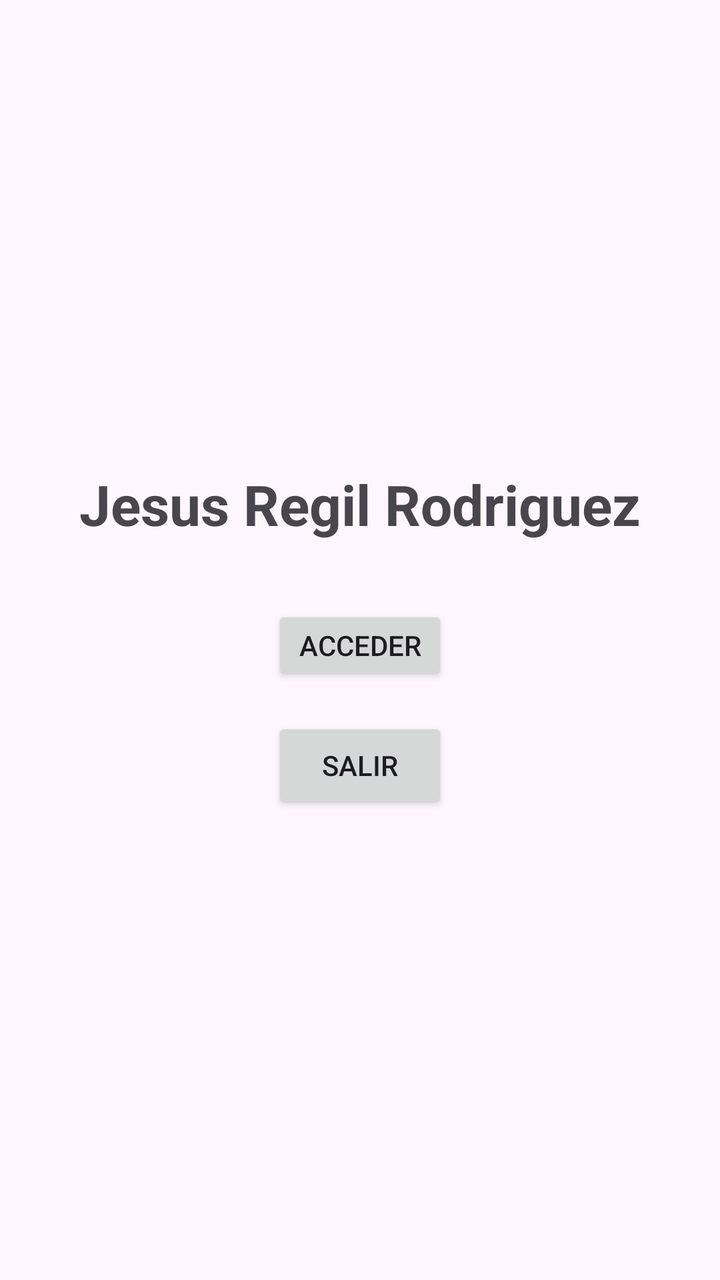
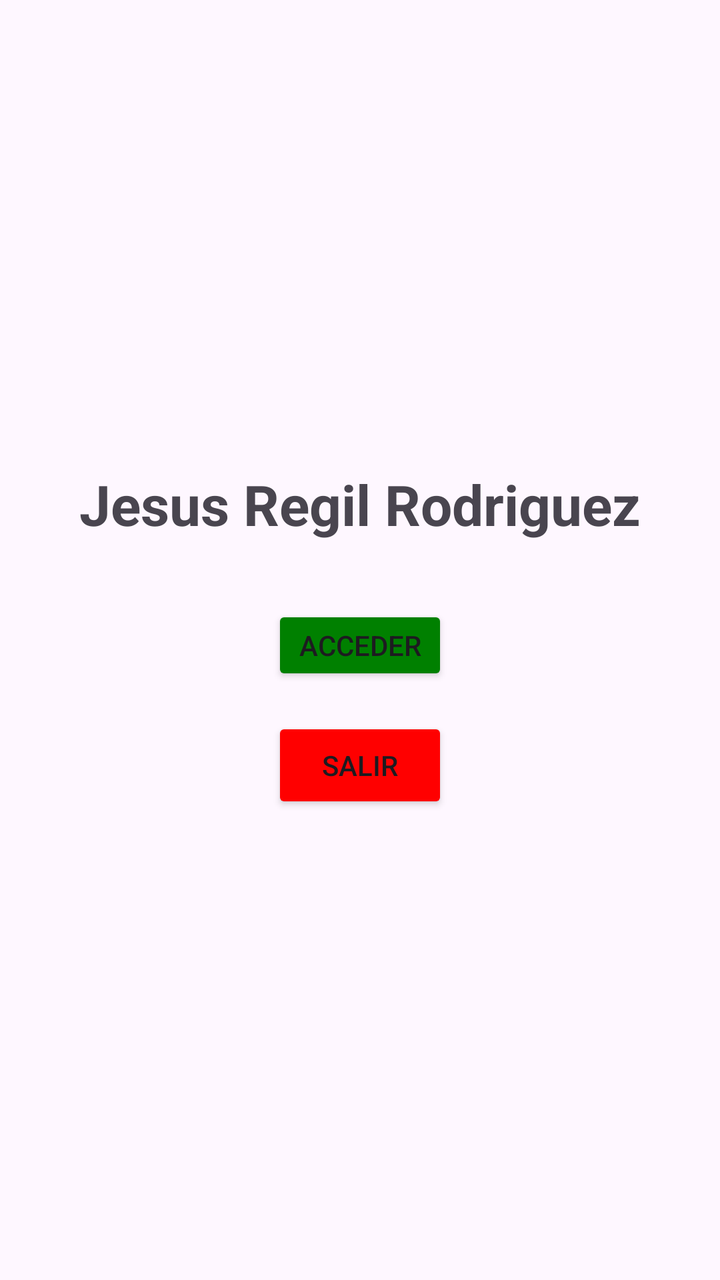

Compare the two renders of this Android layout. The source of the first and the diff that turns it into the second are given below.
<!-- AndroidManifest.xml: application theme Theme.RecursosJesus -->
<!-- res/layout/activity_main.xml -->
<?xml version="1.0" encoding="utf-8"?>
<LinearLayout xmlns:android="http://schemas.android.com/apk/res/android"
    android:id="@+id/main"
    android:layout_width="match_parent"
    android:layout_height="match_parent"
    android:orientation="vertical"
    android:gravity="center"
    android:padding="24dp">

    <TextView
        android:id="@+id/tvNombre"
        android:layout_width="wrap_content"
        android:layout_height="wrap_content"
        android:text="@string/nombre"
        android:textSize="28sp"
        android:textStyle="bold"
        android:layout_marginBottom="32dp" />

    <Button
        android:id="@+id/btnColor"
        android:layout_width="wrap_content"
        android:layout_height="40dp"
        android:layout_marginBottom="16dp"
        android:text="@string/boton_acceder" />

    <Button
        android:id="@+id/btnIdioma"
        android:layout_width="wrap_content"
        android:layout_height="wrap_content"
        android:text="@string/boton_salirr" />

</LinearLayout>
<!-- resources referenced by this layout -->
<resources>
  <string name="boton_acceder">Acceder</string>
  <string name="boton_salirr">Salir</string>
  <string name="nombre">Jesus Regil Rodriguez</string>
  <style name="Theme.RecursosJesus" parent="Base.Theme.RecursosJesus" />
  <style name="Base.Theme.RecursosJesus" parent="Theme.Material3.DayNight.NoActionBar">
          
          
      </style>
</resources>

<!-- the commit's change to res/layout/activity_main.xml (unified diff, before → after) -->
@@ -1,5 +1,6 @@
 <?xml version="1.0" encoding="utf-8"?>
 <LinearLayout xmlns:android="http://schemas.android.com/apk/res/android"
+    xmlns:app="http://schemas.android.com/apk/res-auto"
     android:id="@+id/main"
     android:layout_width="match_parent"
     android:layout_height="match_parent"
@@ -21,12 +22,14 @@
         android:layout_width="wrap_content"
         android:layout_height="40dp"
         android:layout_marginBottom="16dp"
-        android:text="@string/boton_acceder" />
+        android:text="@string/boton_acceder"
+        app:backgroundTint="@color/verde" />
 
     <Button
         android:id="@+id/btnIdioma"
         android:layout_width="wrap_content"
         android:layout_height="wrap_content"
-        android:text="@string/boton_salirr" />
+        android:text="@string/boton_salir"
+        app:backgroundTint="@color/rojo" />
 
 </LinearLayout>
<!-- resource entries referenced after the edit -->
@@ -1,7 +1,9 @@
 <!-- resources referenced by this layout -->
 <resources>
+  <color name="rojo">#FF0000</color>
+  <color name="verde">#008000</color>
   <string name="boton_acceder">Acceder</string>
-  <string name="boton_salirr">Salir</string>
+  <string name="boton_salir">Salir</string>
   <string name="nombre">Jesus Regil Rodriguez</string>
   <style name="Theme.RecursosJesus" parent="Base.Theme.RecursosJesus" />
   <style name="Base.Theme.RecursosJesus" parent="Theme.Material3.DayNight.NoActionBar">
